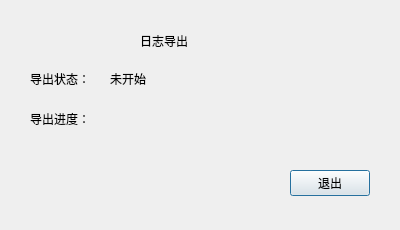
Above: BusBar-Qt/logs/logalarm/logalarmeleexportdlg.ui from luozhiyong131/BusBar before the change. Below: the same form after it.
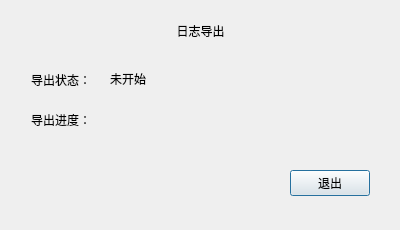
That is the form after the change.

```diff
--- a/BusBar-Qt/logs/logalarm/logalarmeleexportdlg.ui
+++ b/BusBar-Qt/logs/logalarm/logalarmeleexportdlg.ui
@@ -16,28 +16,34 @@
   <widget class="QLabel" name="label_4">
    <property name="geometry">
     <rect>
-     <x>30</x>
+     <x>0</x>
      <y>110</y>
-     <width>61</width>
-     <height>18</height>
+     <width>91</width>
+     <height>20</height>
     </rect>
    </property>
    <property name="text">
     <string>导出进度：</string>
    </property>
+   <property name="alignment">
+    <set>Qt::AlignRight|Qt::AlignTrailing|Qt::AlignVCenter</set>
+   </property>
   </widget>
   <widget class="QLabel" name="label_2">
    <property name="geometry">
     <rect>
-     <x>30</x>
+     <x>0</x>
      <y>70</y>
-     <width>61</width>
-     <height>18</height>
+     <width>91</width>
+     <height>20</height>
     </rect>
    </property>
    <property name="text">
     <string>导出状态：</string>
    </property>
+   <property name="alignment">
+    <set>Qt::AlignRight|Qt::AlignTrailing|Qt::AlignVCenter</set>
+   </property>
   </widget>
   <widget class="QPushButton" name="pushButton">
    <property name="geometry">
@@ -55,22 +61,25 @@
   <widget class="QLabel" name="label">
    <property name="geometry">
     <rect>
-     <x>140</x>
-     <y>30</y>
-     <width>61</width>
-     <height>21</height>
+     <x>0</x>
+     <y>10</y>
+     <width>401</width>
+     <height>41</height>
     </rect>
    </property>
    <property name="text">
     <string>日志导出</string>
    </property>
+   <property name="alignment">
+    <set>Qt::AlignCenter</set>
+   </property>
   </widget>
   <widget class="QWidget" name="widget" native="true">
    <property name="geometry">
     <rect>
-     <x>120</x>
+     <x>110</x>
      <y>100</y>
-     <width>251</width>
+     <width>281</width>
      <height>41</height>
     </rect>
    </property>
```
